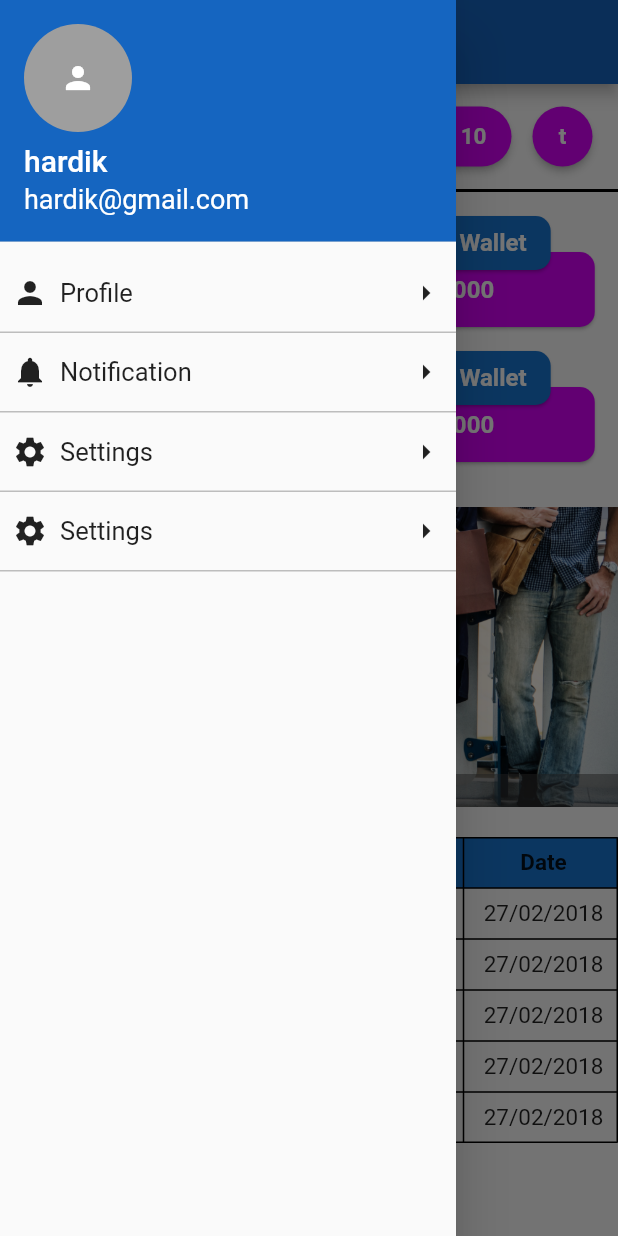
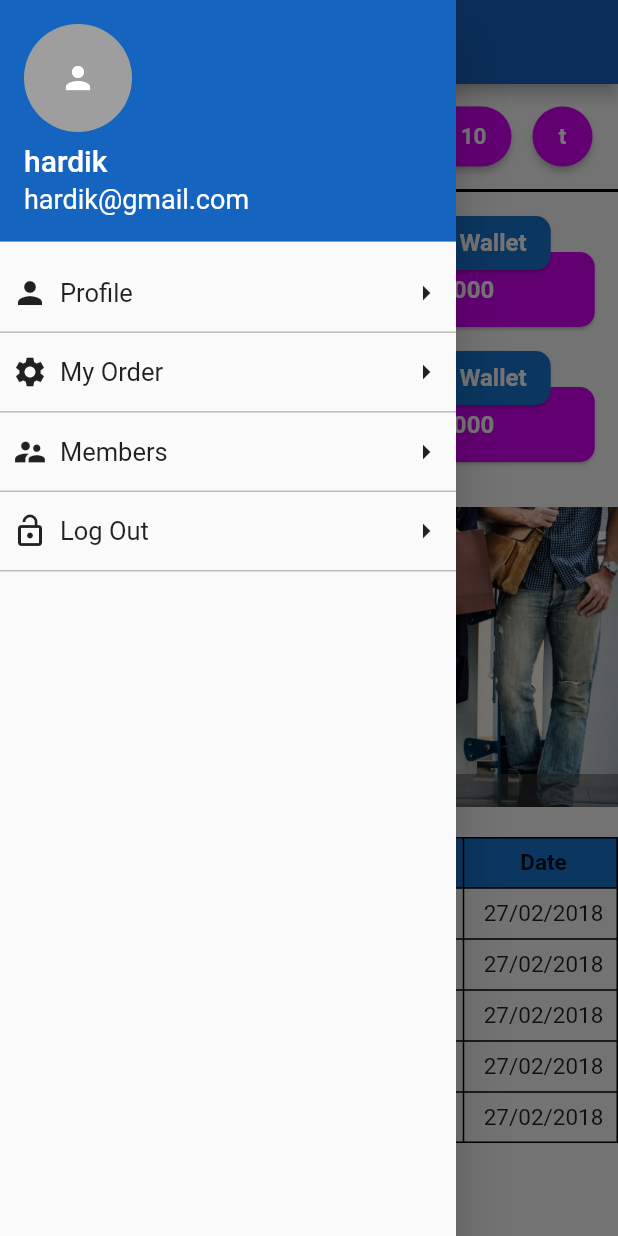
Before and after one commit to hardiknavadiya/selfie-bazzar, a Flutter app: the dashboard screen opened directly, with the side drawer open, on a phone screen of 412 x 824 dp. Run offline on Flutter 3.47's test engine with Material 2 defaults, Android fonts, the phone set to English and light mode, and no system bars; drawn by our look-alikes of carousel_pro.

Commit message:
second commit

```diff
--- a/lib/dashboard.dart
+++ b/lib/dashboard.dart
@@ -1,6 +1,7 @@
 import 'package:flutter/material.dart';
 import 'package:carousel_pro/carousel_pro.dart';
 import 'package:flutter/rendering.dart';
+import 'package:selfie_bazaar/members.dart';
 import 'package:selfie_bazaar/profile.dart';
 
 class slider extends StatelessWidget {
@@ -107,9 +108,14 @@ class dashboardstate extends State<dashboard> {
                         builder: (context)=>profile()
                       ));
                     }),
-                    slider(Icon(Icons.notifications), "Notification", () {}),
-                    slider(Icon(Icons.settings), "Settings", () {}),
-                    slider(Icon(Icons.settings), "Settings", () {}),
+                    slider(Icon(Icons.settings), "My Order", () {}),
+                    slider(Icon(Icons.supervisor_account), "Members", () {
+                      Navigator.push(context, MaterialPageRoute(
+                        builder: (context)=>members()
+                      ));
+                    }),
+                    slider(Icon(Icons.lock_open), "Log Out", () {}),
+
                   ],
                 ),
               )
--- a/lib/profile.dart
+++ b/lib/profile.dart
@@ -19,7 +19,7 @@ class profilestate extends State<profile> {
         padding: const EdgeInsets.all(30.0),
         child: Center(
           child: Column(
-            mainAxisAlignment: MainAxisAlignment.spaceEvenly,
+            mainAxisAlignment: MainAxisAlignment.spaceAround,
             children: <Widget>[
               Container(
                   width: 150.0,
```
Also changed, not shown: lib/members.dart (added, +59 -0 lines).
